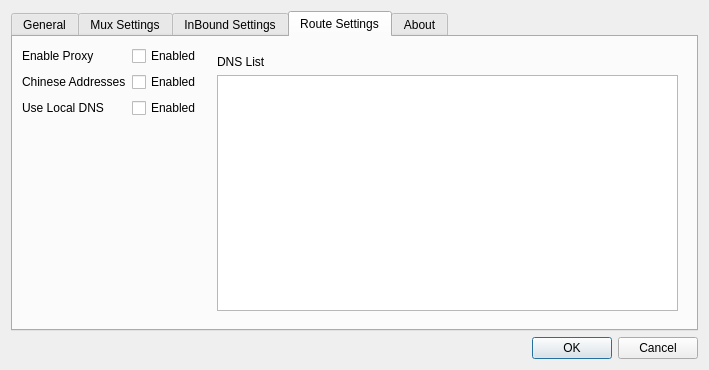
Old version of the form src/w_PrefrencesWindow.ui in the repository darsvador/qvssr.
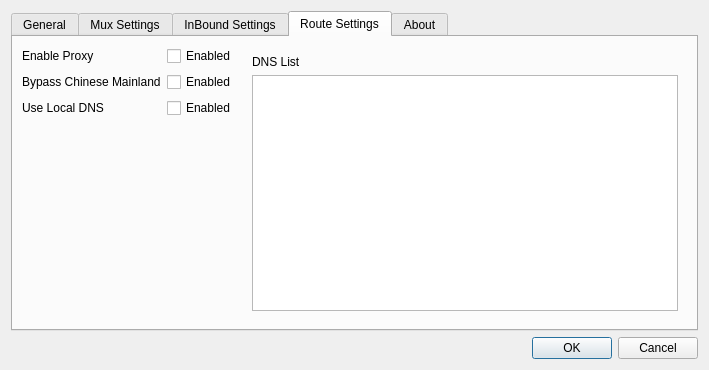
New version of the form. The open tabs and pages were chosen to show the change. Icons and pictures are not drawn.

```diff
--- a/src/w_PrefrencesWindow.ui
+++ b/src/w_PrefrencesWindow.ui
@@ -425,7 +425,7 @@
          <item row="1" column="0">
           <widget class="QLabel" name="label_17">
            <property name="text">
-            <string>Chinese Addresses</string>
+            <string>Bypass Chinese Mainland</string>
            </property>
           </widget>
          </item>
```
Left out of the diff: 4 changed lines with no effect on the pictures.
